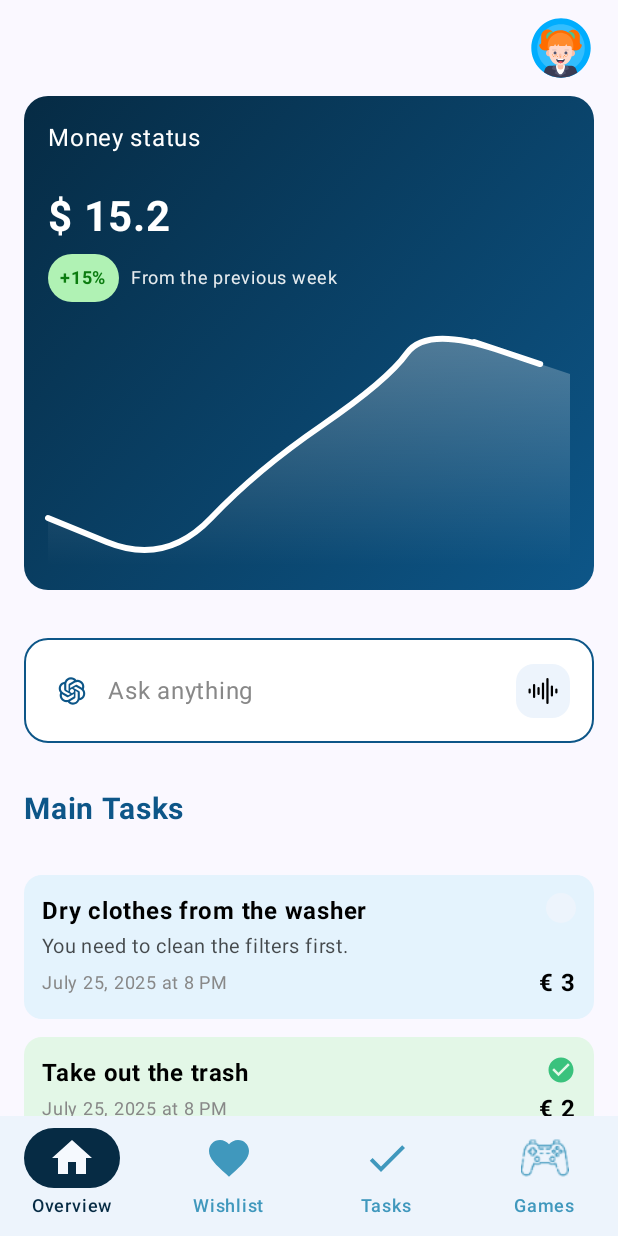
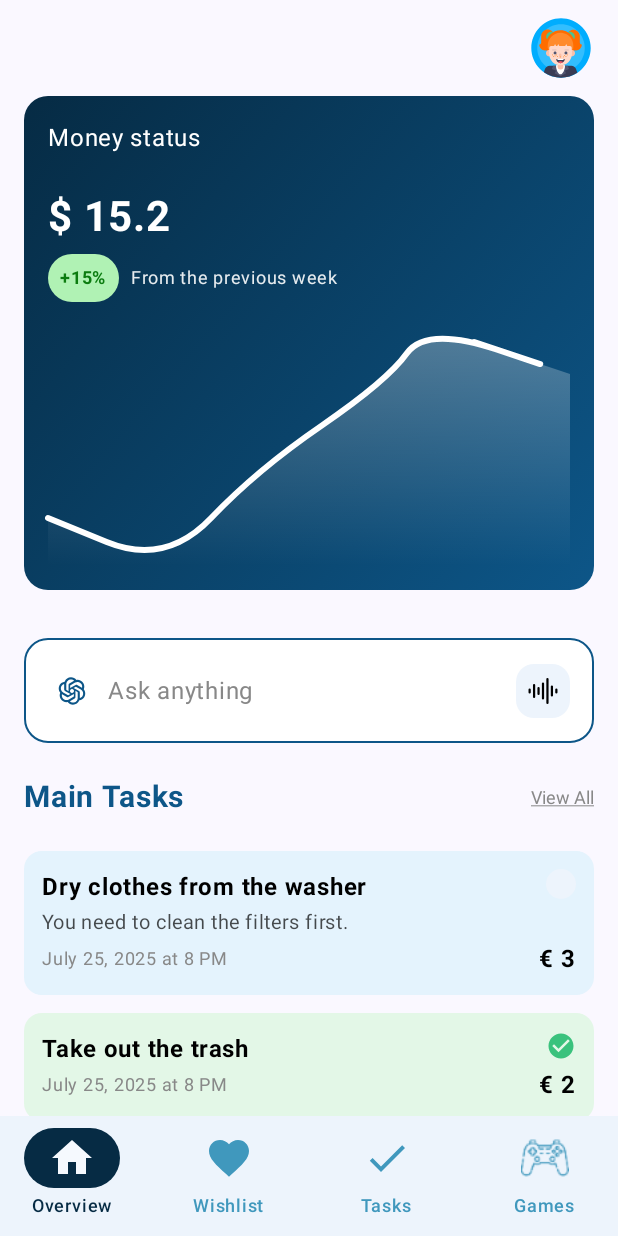
Before and after one commit to georgianaarosoae/Hackaton2025, an Android app built with Jetpack Compose: the screen it shows after launch (MainActivity), on a phone screen of 412 x 824 dp. Run offline under Robolectric (Android 15) with nearby library versions, the light colour scheme and no system bars; our stand-ins replace Dagger/Hilt's generated code; libraries missing offline, so code that uses them is left out: org.burnoutcrew.reorderable; network calls fail; 1 statement that could not run was skipped.

Commit message:
dashboard fixes

```diff
--- a/app/src/main/java/com/example/hackaton2025/dashboard/DashboardScreen.kt
+++ b/app/src/main/java/com/example/hackaton2025/dashboard/DashboardScreen.kt
@@ -2,6 +2,7 @@
 
 import androidx.compose.foundation.Image
 import androidx.compose.foundation.background
+import androidx.compose.foundation.layout.Arrangement
 import androidx.compose.foundation.layout.Box
 import androidx.compose.foundation.layout.Column
 import androidx.compose.foundation.layout.Row
@@ -21,14 +22,17 @@
 import androidx.compose.runtime.mutableStateOf
 import androidx.compose.runtime.remember
 import androidx.compose.runtime.setValue
+import androidx.compose.ui.Alignment
 import androidx.compose.ui.Modifier
 import androidx.compose.ui.draw.clip
 import androidx.compose.ui.graphics.Color
 import androidx.compose.ui.layout.ContentScale
 import androidx.compose.ui.platform.LocalConfiguration
 import androidx.compose.ui.res.painterResource
+import androidx.compose.ui.text.TextStyle
 import androidx.compose.ui.text.font.FontWeight
 import androidx.compose.ui.text.style.TextAlign
+import androidx.compose.ui.text.style.TextDecoration
 import androidx.compose.ui.text.style.TextOverflow
 import androidx.compose.ui.tooling.preview.Preview
 import androidx.compose.ui.unit.dp
@@ -84,6 +88,9 @@
                 onMicClick = {  }
             )
 
+            Row(Modifier.padding(vertical = 24.dp),
+                horizontalArrangement = Arrangement.Center,
+                verticalAlignment = Alignment.CenterVertically) {
                 Text(
                     text = "Main Tasks",
                     color = Color(0xFF0D5688),
@@ -92,13 +99,29 @@
                     textAlign = TextAlign.Start,
                     maxLines = 1,
                     overflow = TextOverflow.Ellipsis,
-                modifier = Modifier
-                    .fillMaxWidth()
-                    .padding(vertical = 32.dp)
                 )
+
+                Spacer(Modifier.weight(1f))
+
+                Text(
+                    text = "View All",
+                    color = Color.Gray,
+                    style = TextStyle(
+                        textDecoration = TextDecoration.Underline
+                    ),
+                    fontSize = 12.sp,
+                    textAlign = TextAlign.End,
+                    maxLines = 1,
+                    overflow = TextOverflow.Ellipsis,
+                )
+            }
 
             MainTasks()
 
+
+            Row(Modifier.padding(vertical = 20.dp),
+                horizontalArrangement = Arrangement.Center,
+                verticalAlignment = Alignment.CenterVertically) {
                 Text(
                     text = "Main Objectives",
                     color = Color(0xFF0D5688),
@@ -107,10 +130,22 @@
                     textAlign = TextAlign.Start,
                     maxLines = 1,
                     overflow = TextOverflow.Ellipsis,
-                modifier = Modifier
-                    .fillMaxWidth()
-                    .padding(vertical = 16.dp)
                 )
+
+                Spacer(Modifier.weight(1f))
+
+                Text(
+                    text = "View All",
+                    color = Color.Gray,
+                    style = TextStyle(
+                        textDecoration = TextDecoration.Underline
+                    ),
+                    fontSize = 12.sp,
+                    textAlign = TextAlign.End,
+                    maxLines = 1,
+                    overflow = TextOverflow.Ellipsis,
+                )
+            }
 
             MainObjectives()
         }
```
Lines whose indentation alone changed are shown as unchanged.
